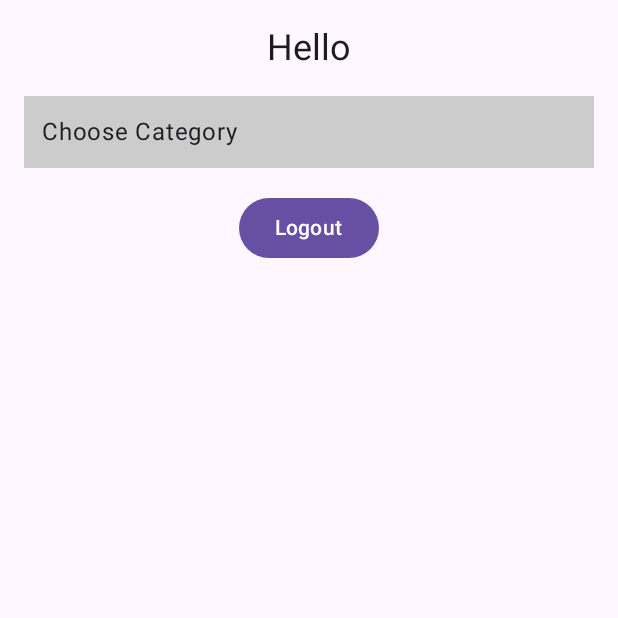
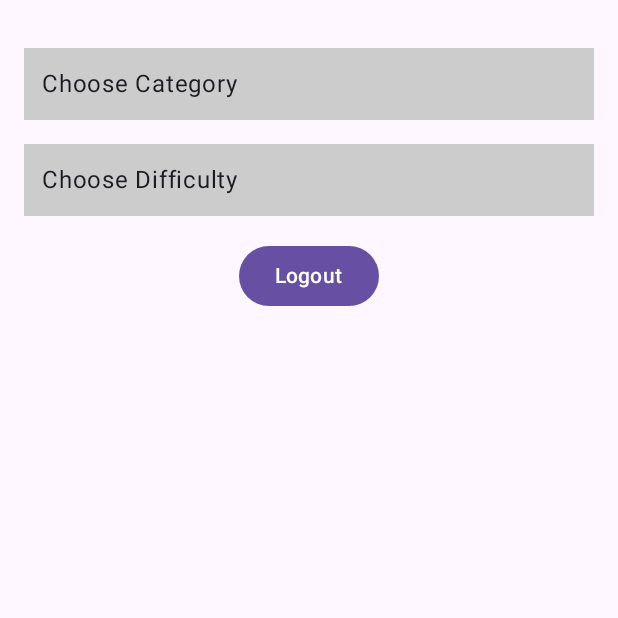
Before and after one commit to muhammadkhasanboev/AppWriteProj, an Android app built with Jetpack Compose: the screen it shows after launch (MainActivity), on a phone screen of 412 x 824 dp, the top half of it. Run offline under Robolectric (Android 15) with nearby library versions, the phone set to English and light mode, and no system bars; 6 statements that could not run were skipped.

Commit message:
difficulty spinner added

```diff
--- a/app/src/main/java/io/appwrite/starterkit/MainActivity.kt
+++ b/app/src/main/java/io/appwrite/starterkit/MainActivity.kt
@@ -63,6 +63,13 @@ fun MainScreen(account: Account, onLogout: () -> Unit) {
 
         )
     }
+    val difficulties = remember {
+        listOf(
+            Category(1, "Easy"),
+            Category(2, "Medium"),
+            Category(3, "Hard")
+        )
+    }
 
     var selectedCategory by remember { mutableStateOf<Category?>(null) }
 
@@ -72,13 +79,18 @@ fun MainScreen(account: Account, onLogout: () -> Unit) {
             .padding(16.dp),
         horizontalAlignment = Alignment.CenterHorizontally
     ) {
-        Text(text = "Hello", style = MaterialTheme.typography.headlineSmall)
 
         Spacer(modifier = Modifier.height(16.dp))
 
         // Dropdown Spinner
         CategoryDropdown(
             categories = categories,
+            selected = selectedCategory,
+            onSelected = { selectedCategory = it }
+        )
+        Spacer(modifier = Modifier.height(16.dp))
+        DifficultyDropDown(
+            difficulties = difficulties,
             selected = selectedCategory,
             onSelected = { selectedCategory = it }
         )
@@ -100,7 +112,7 @@ fun MainScreen(account: Account, onLogout: () -> Unit) {
         }
     }
 }
-
+// subject
 @Composable
 fun CategoryDropdown(
     categories: List<Category>,
@@ -131,3 +143,38 @@ fun CategoryDropdown(
         }
     }
 }
+
+//difficulty
+@Composable
+fun DifficultyDropDown(
+    difficulties: List<Category>,
+    selected: Category?,
+    onSelected: (Category) -> Unit
+
+) {
+    var expanded by remember { mutableStateOf(false) }
+
+    Box(
+        modifier = Modifier
+            .fillMaxWidth()
+            .background(Color.LightGray)
+            .clickable { expanded = true }
+            .padding(12.dp)
+    ) {
+        Text(text = selected?.name ?: "Choose Difficulty")
+
+        DropdownMenu(expanded = expanded, onDismissRequest = { expanded = false }) {
+            difficulties.forEach { category ->
+                DropdownMenuItem(
+                    text = { Text(category.name) },
+                    onClick = {
+                        onSelected(category)
+                        expanded = false
+                    }
+                )
+            }
+        }
+    }
+}
+
+//quiz type
```
